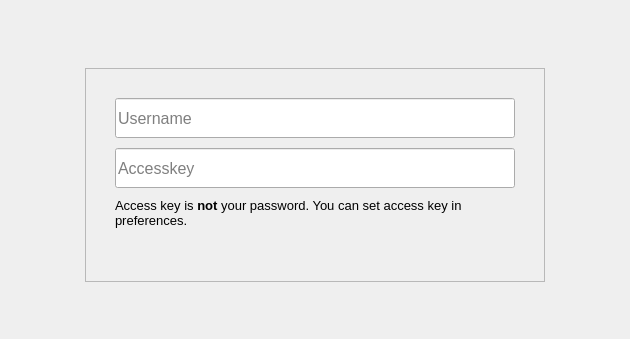
This is source/loginwidget.ui in radszy/ntscout as Qt 5 draws it before an edit. The edited form follows.
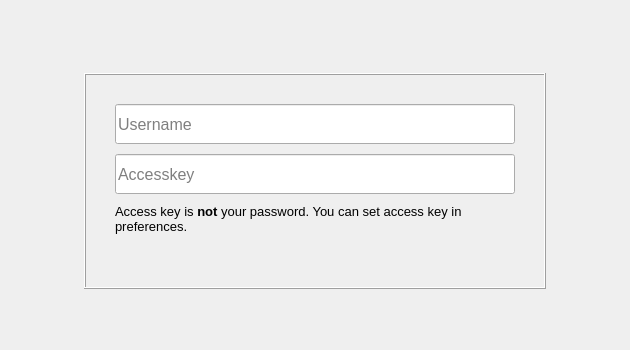
This is the edited form.

Commit message: fixed country widget windows showing up frame shape change fix opening file/directory on windows

What changed in the file:
```diff
--- a/source/loginwidget.ui
+++ b/source/loginwidget.ui
@@ -7,7 +7,7 @@
     <x>0</x>
     <y>0</y>
     <width>630</width>
-    <height>339</height>
+    <height>350</height>
    </rect>
   </property>
   <property name="sizePolicy">
@@ -70,7 +70,7 @@
          </size>
         </property>
         <property name="frameShape">
-         <enum>QFrame::StyledPanel</enum>
+         <enum>QFrame::Box</enum>
         </property>
         <property name="frameShadow">
          <enum>QFrame::Raised</enum>
```
The commit also changes 5 other files.
